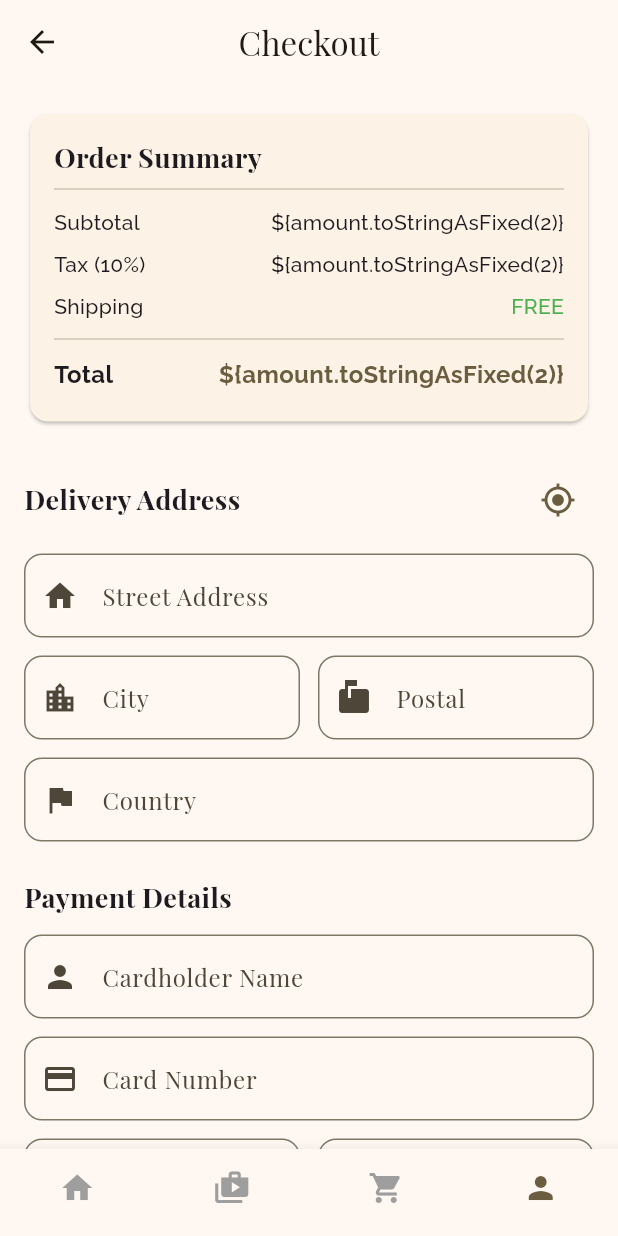
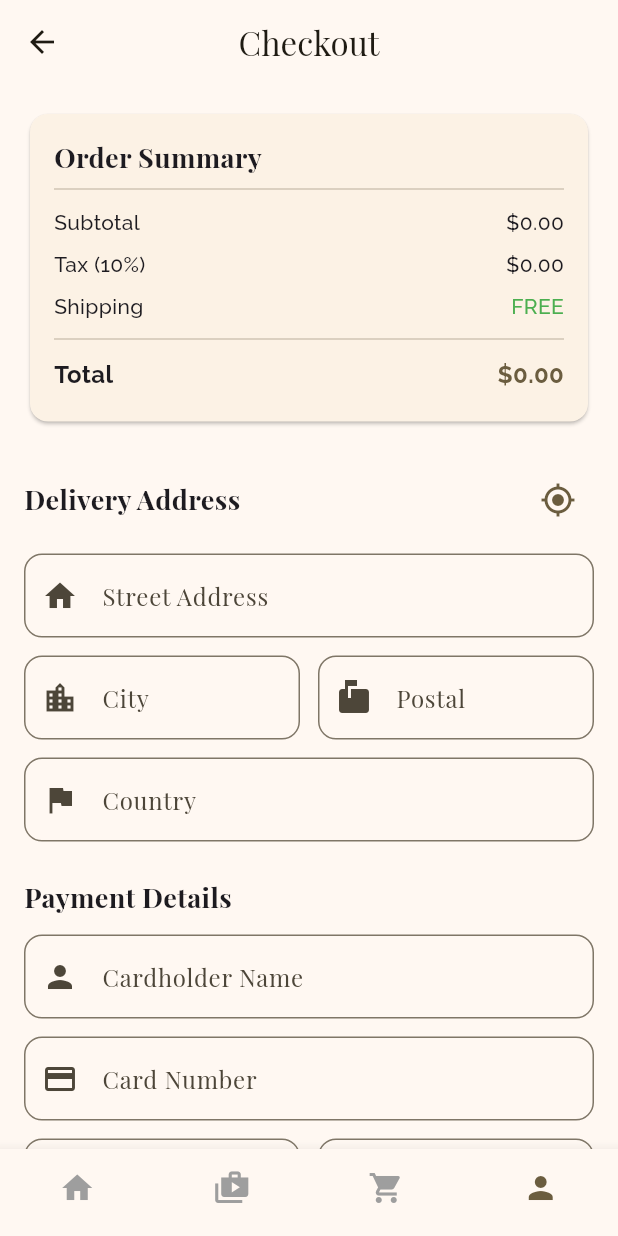
Before and after one commit to YanushanK/eclipse_new, a Flutter app: the PaymentScreen screen opened by its route, on a phone screen of 412 x 824 dp. Run offline on Flutter 3.47's test engine with Material 3 defaults, Android fonts, the phone set to English and light mode, and no system bars; our stand-ins replace connectivity_plus, firebase_auth, firebase_core, flutter_dotenv, flutter_riverpod, fluttertoast and 7 more; accounts and stored records are empty.

Commit message:
fixed the order summary section in the paymentscreen and made changes to the profile page

```diff
--- a/lib/screens/payment_screen.dart
+++ b/lib/screens/payment_screen.dart
@@ -36,7 +36,6 @@ class _PaymentScreenState extends ConsumerState<PaymentScreen> {
   @override
   void initState() {
     super.initState();
-
   }
 
   @override
@@ -84,7 +83,9 @@ class _PaymentScreenState extends ConsumerState<PaymentScreen> {
 
     try {
       final total = ref.read(cartTotalProvider);
-      final orderId = 'ORD${DateTime.now().millisecondsSinceEpoch}';
+      final orderId = 'ORD${DateTime
+          .now()
+          .millisecondsSinceEpoch}';
 
       final paymentService = ref.read(paymentServiceProvider);
       final result = await paymentService.processPayment(
@@ -160,11 +161,13 @@ class _PaymentScreenState extends ConsumerState<PaymentScreen> {
                         ),
                       ),
                       const Divider(),
-                      _buildSummaryRow('Subtotal', subtotal),
-                      _buildSummaryRow('Tax (10%)', tax),
-                      _buildSummaryRow('Shipping', 0, isFree: true),
+                      _buildSummaryRow('Subtotal', subtotal, theme: theme),
+                      _buildSummaryRow('Tax (10%)', tax, theme: theme),
+                      _buildSummaryRow(
+                          'Shipping', 0, isFree: true, theme: theme),
                       const Divider(),
-                      _buildSummaryRow('Total', total, isTotal: true, theme: theme),
+                      _buildSummaryRow(
+                          'Total', total, isTotal: true, theme: theme),
                     ],
                   ),
                 ),
@@ -190,8 +193,11 @@ class _PaymentScreenState extends ConsumerState<PaymentScreen> {
                       height: 20,
                       child: CircularProgressIndicator(strokeWidth: 2),
                     )
-                        : Icon(Icons.my_location, color: theme.colorScheme.secondary),
-                    onPressed: _isFetchingLocation ? null : _fetchCurrentLocation,
+                        : Icon(
+                        Icons.my_location, color: theme.colorScheme.secondary),
+                    onPressed: _isFetchingLocation
+                        ? null
+                        : _fetchCurrentLocation,
                     tooltip: 'Autofill from GPS',
                   ),
                 ],
@@ -383,7 +389,7 @@ class _PaymentScreenState extends ConsumerState<PaymentScreen> {
                   child: _isProcessing
                       ? const CircularProgressIndicator(color: Colors.white)
                       : Text(
-                    'PAY \${total.toStringAsFixed(2)}',
+                    'PAY ${total.toStringAsFixed(2)}',
                     style: GoogleFonts.raleway(
                       fontSize: 18,
                       fontWeight: FontWeight.bold,
@@ -392,7 +398,6 @@ class _PaymentScreenState extends ConsumerState<PaymentScreen> {
                   ),
                 ),
               ),
-
               const SizedBox(height: 16),
 
               // Security Notice
@@ -418,13 +423,14 @@ class _PaymentScreenState extends ConsumerState<PaymentScreen> {
     );
   }
 
-  Widget _buildSummaryRow(
-      String label,
+  Widget _buildSummaryRow(String label,
       double amount, {
         bool isFree = false,
         bool isTotal = false,
-        ThemeData? theme,
+        required ThemeData theme,
       }) {
+    final displayText = isFree ? 'FREE' : '\$${amount.toStringAsFixed(2)}';
+
     return Padding(
       padding: const EdgeInsets.symmetric(vertical: 4),
       child: Row(
@@ -438,14 +444,14 @@ class _PaymentScreenState extends ConsumerState<PaymentScreen> {
             ),
           ),
           Text(
-            isFree ? 'FREE' : '\${amount.toStringAsFixed(2)}',
+            displayText,
             style: GoogleFonts.raleway(
               fontWeight: isTotal ? FontWeight.bold : FontWeight.w500,
               fontSize: isTotal ? 16 : 14,
               color: isFree
                   ? Colors.green
                   : isTotal
-                  ? theme?.colorScheme.secondary
+                  ? theme.colorScheme.secondary
                   : null,
             ),
           ),
```
Also changed, not shown: lib/screens/profile_screen.dart (+80 -4 lines).
